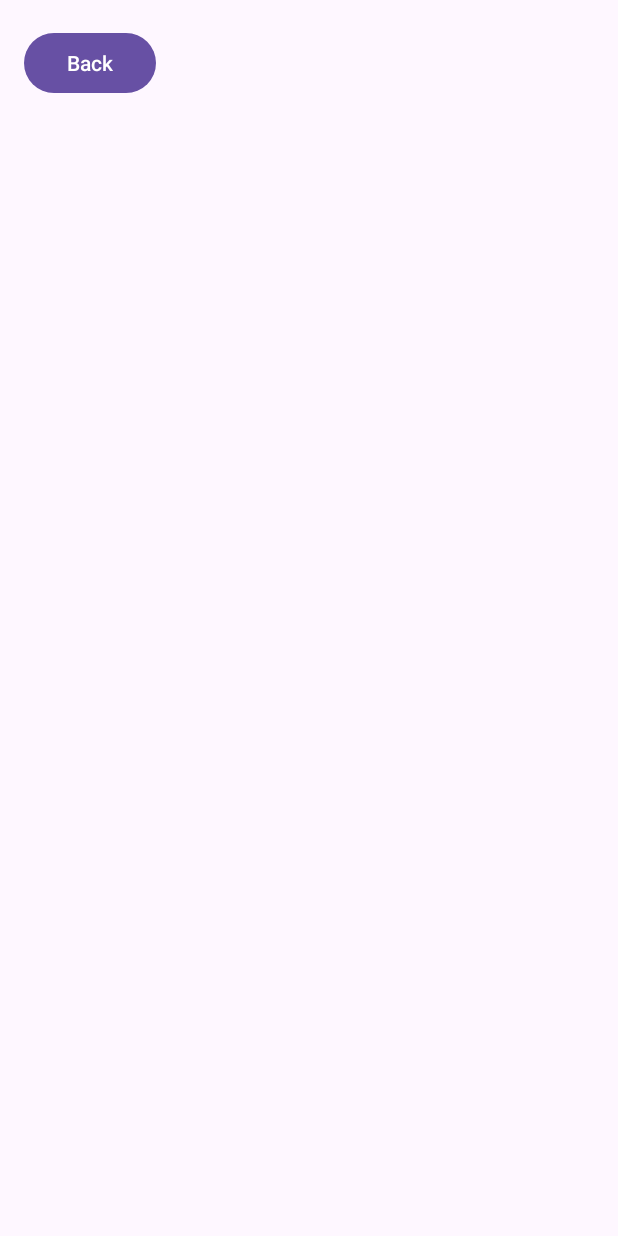
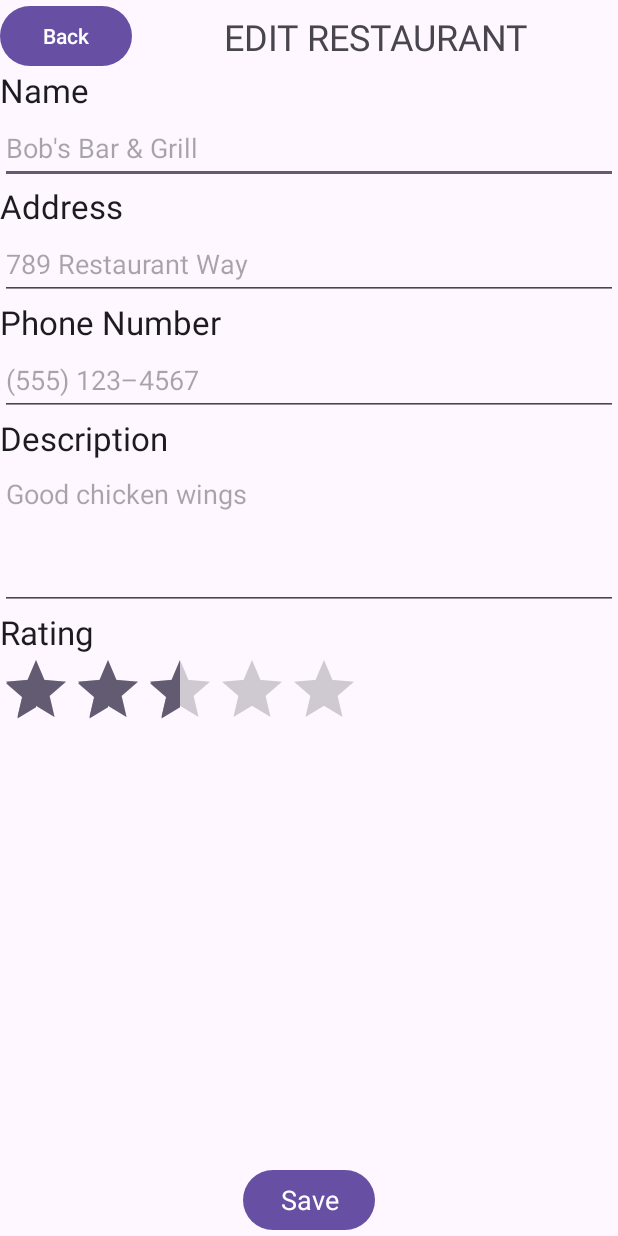
Before and after one commit to FurbaSherpa/G79, an Android app: the Edit screen opened directly, with no data from a screen before it, on a phone screen of 412 x 824 dp. Run offline under Robolectric (Android 15) with nearby library versions, the phone set to English and light mode, and no system bars.

Commit message:
Added edit options UI element provided by Nicholas Chiarello

```diff
--- a/app/src/main/res/layout/activity_edit.xml
+++ b/app/src/main/res/layout/activity_edit.xml
@@ -1,21 +1,17 @@
-<?xml version="1.0" encoding="utf-8"?>
-<androidx.constraintlayout.widget.ConstraintLayout xmlns:android="http://schemas.android.com/apk/res/android"
-    xmlns:app="http://schemas.android.com/apk/res-auto"
-    xmlns:tools="http://schemas.android.com/tools"
-    android:id="@+id/main"
-    android:layout_width="match_parent"
-    android:layout_height="match_parent"
-    tools:context=".Edit">
-
-    <Button
-        android:id="@+id/btn_back"
-        android:layout_width="wrap_content"
-        android:layout_height="wrap_content"
-        android:text="@string/btn_back"
-        app:layout_constraintBottom_toBottomOf="parent"
-        app:layout_constraintEnd_toEndOf="parent"
-        app:layout_constraintHorizontal_bias="0.049"
-        app:layout_constraintStart_toStartOf="parent"
-        app:layout_constraintTop_toTopOf="parent"
-        app:layout_constraintVertical_bias="0.023" />
+<androidx.constraintlayout.widget.ConstraintLayout xmlns:android="http://schemas.android.com/apk/res/android" xmlns:app="http://schemas.android.com/apk/res-auto" xmlns:tools="http://schemas.android.com/tools" android:id="@+id/main" android:layout_width="match_parent" android:layout_height="match_parent" tools:context=".Edit">
+    <TextView android:id="@+id/header" android:layout_width="wrap_content" android:layout_height="wrap_content" android:lineSpacingExtra="8sp" android:text="@string/edit_restaurant" android:textAlignment="center" android:textAllCaps="true" android:textSize="24sp" app:layout_constraintBottom_toBottomOf="@+id/btn_back" app:layout_constraintEnd_toEndOf="parent" app:layout_constraintStart_toEndOf="@+id/btn_back" app:layout_constraintTop_toTopOf="@+id/btn_back"/>
+    <Button android:id="@+id/btn_back" android:layout_width="wrap_content" android:layout_height="wrap_content" android:text="@string/btn_back" app:layout_constraintStart_toStartOf="parent" app:layout_constraintTop_toTopOf="parent"/>
+    <Button android:id="@+id/btn_save" android:layout_width="wrap_content" android:layout_height="wrap_content" android:text="@string/save" android:textAppearance="@style/TextAppearance.AppCompat.Medium" app:layout_constraintBottom_toBottomOf="parent" app:layout_constraintEnd_toEndOf="parent" app:layout_constraintStart_toStartOf="parent"/>
+    <LinearLayout android:id="@+id/linearLayout" android:layout_width="match_parent" android:layout_height="match_parent" android:layout_marginTop="45dp" android:orientation="vertical" app:layout_constraintEnd_toEndOf="parent" app:layout_constraintHorizontal_bias="0.0" app:layout_constraintStart_toStartOf="parent" app:layout_constraintTop_toTopOf="parent">
+        <TextView android:id="@+id/name_title" android:layout_width="match_parent" android:layout_height="wrap_content" android:text="@string/name" android:textAppearance="@style/TextAppearance.AppCompat.Large"/>
+        <EditText android:id="@+id/name_text" android:layout_width="match_parent" android:layout_height="48dp" android:autofillHints="" android:ems="10" android:hint="@string/bob_s_bar_amp_grill" android:inputType="text"/>
+        <TextView android:id="@+id/address_title" android:layout_width="match_parent" android:layout_height="wrap_content" android:text="@string/address" android:textAppearance="@style/TextAppearance.AppCompat.Large"/>
+        <EditText android:id="@+id/address_text" android:layout_width="match_parent" android:layout_height="48dp" android:autofillHints="" android:ems="10" android:hint="@string/_789_restaurant_way" android:inputType="textPostalAddress"/>
+        <TextView android:id="@+id/number_title" android:layout_width="match_parent" android:layout_height="wrap_content" android:text="@string/phone_number" android:textAppearance="@style/TextAppearance.AppCompat.Large"/>
+        <EditText android:id="@+id/number_text" android:layout_width="match_parent" android:layout_height="48dp" android:autofillHints="" android:ems="10" android:hint="@string/_555_123_4567" android:inputType="phone"/>
+        <TextView android:id="@+id/description_title" android:layout_width="match_parent" android:layout_height="wrap_content" android:text="@string/description" android:textAppearance="@style/TextAppearance.AppCompat.Large"/>
+        <EditText android:id="@+id/description_text" android:layout_width="match_parent" android:layout_height="100dp" android:autofillHints="" android:ems="10" android:gravity="start|top" android:hint="@string/good_chicken_wings" android:inputType="textMultiLine"/>
+        <TextView android:id="@+id/rating_title" android:layout_width="match_parent" android:layout_height="wrap_content" android:text="@string/rating" android:textAppearance="@style/TextAppearance.AppCompat.Large"/>
+        <RatingBar android:id="@+id/ratingBar" style="@style/Widget.AppCompat.RatingBar" android:layout_width="wrap_content" android:layout_height="wrap_content" android:numStars="5" android:rating="2.5" android:stepSize=".5"/>
+    </LinearLayout>
 </androidx.constraintlayout.widget.ConstraintLayout>
--- a/app/src/main/res/values/strings.xml
+++ b/app/src/main/res/values/strings.xml
@@ -5,7 +5,19 @@
     <string name="edit_resturant">Edit</string>
     <string name="directions">Directions</string>
     <string name="btn_back">Back</string>
-
+    <string name="edit_restaurant">Edit Restaurant</string>
+    <string name="save">Save</string>
+    <string name="name">Name</string>
+    <string name="bob_s_bar_amp_grill">
+<![CDATA[ Bob\'s Bar & Grill ]]>
+</string>
+    <string name="address">Address</string>
+    <string name="_789_restaurant_way">789 Restaurant Way</string>
+    <string name="phone_number">Phone Number</string>
+    <string name="_555_123_4567">(555) 123–4567</string>
+    <string name="description">Description</string>
+    <string name="good_chicken_wings">Good chicken wings</string>
+    <string name="rating">Rating</string>
     <string name="title_add_restaurant">Add Restaurant</string>
     <string name="hint_restaurant_name">Restaurant Name</string>
     <string name="hint_restaurant_address">Restaurant Address</string>
@@ -14,20 +26,16 @@
     <string name="hint_restaurant_rating">Restaurant Rating (1 - 10)</string>
     <string name="hint_restaurant_tags">Tags</string>
     <string name="btn_add">Add</string>
-
-
     <string name="lbl_name">Restaurant Name: Pizza Pizza</string>
     <string name="lbl_address">Address: 123 Test Drive</string>
     <string name="lbl_number">Number: 111-222-3333</string>
     <string name="lbl_rating">Rating: 7</string>
     <string name="lbl_tags">Tags: Fast, Hot, Big</string>
     <string name="lbl_description">Description: Good Customer Service</string>
-
     <string name="lbl_name2">Restaurant Name: Wild Wings</string>
     <string name="lbl_address2">Address: 456 Square One</string>
     <string name="lbl_number2">Number: 777-212-3113</string>
     <string name="lbl_rating2">Rating: 8</string>
     <string name="lbl_tags2">Tags: Test, Hot, Friendly</string>
     <string name="lbl_description2">Description: Friendly Staff</string>
-
 </resources>
```
